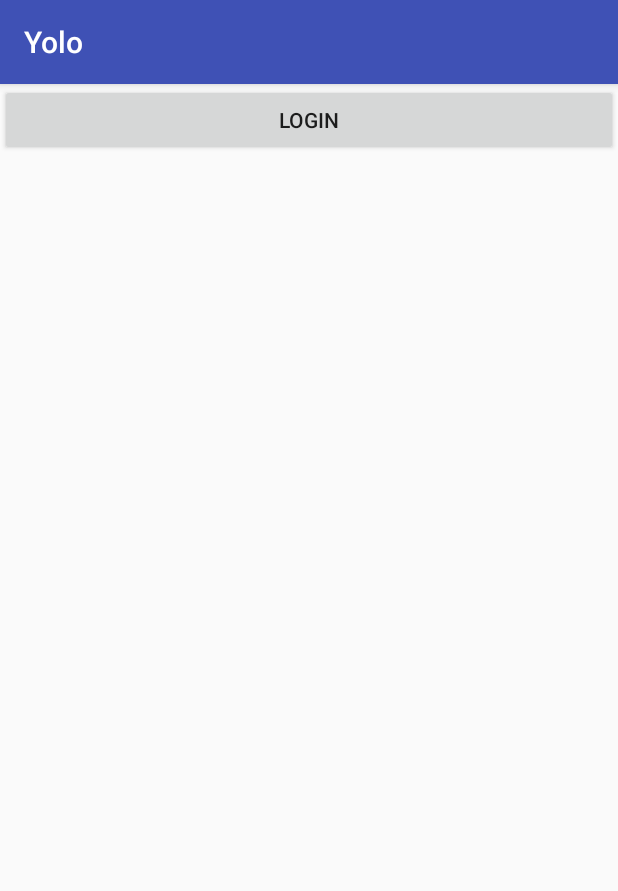
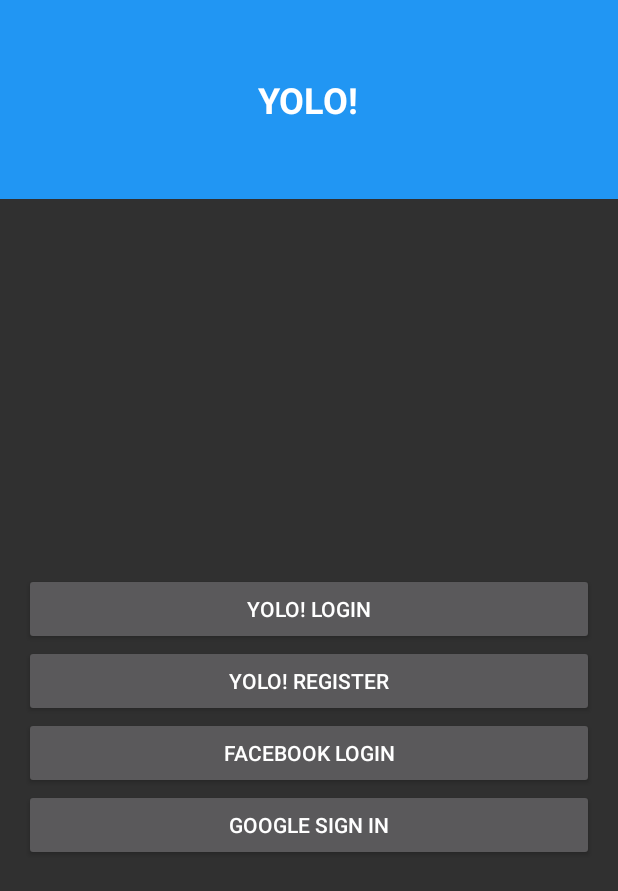
Before and after one commit to mljubevski/AndroidYolo, an Android app: the screen it shows after launch (LoginActivity), on a phone screen of 412 x 824 dp. Shown: the top 891 px of the screen. Run offline under Robolectric (Android 15) with nearby library versions, the phone set to English and light mode, and no system bars.

Commit message:
- added login fragment, and layout for phone and tablet 02/003

```diff
--- a/app/src/main/AndroidManifest.xml
+++ b/app/src/main/AndroidManifest.xml
@@ -8,7 +8,7 @@
         android:label="@string/app_name"
         android:roundIcon="@mipmap/ic_launcher_round"
         android:supportsRtl="true"
-        android:theme="@style/AppTheme"
+        android:theme="@style/Theme.AppCompat.NoActionBar"
         android:name=".infrastructure.YoloApplication">
 
         <activity android:name=".activities.MainActivity">
@@ -19,6 +19,7 @@
         </activity>
 
         <activity android:name=".activities.LoginActivity"/>
+        <activity android:name=".activities.LoginNarrowActivity"/>
 
     </application>
 
--- a/app/src/main/java/com/mljubevski/yolo/activities/LoginActivity.java
+++ b/app/src/main/java/com/mljubevski/yolo/activities/LoginActivity.java
@@ -11,19 +11,33 @@ import com.mljubevski.yolo.R;
  * Created by Milos on 12-Mar-17.
  */
 
-public class LoginActivity extends BaseActivity
+public class LoginActivity extends BaseActivity implements View.OnClickListener
 {
+    private View loginButton;
+
     @Override
     protected void onCreate(@Nullable Bundle savedInstanceState) {
         super.onCreate(savedInstanceState);
 
         setContentView(R.layout.activity_login);
+
+        loginButton = findViewById(R.id.activity_login_loginButton);
+
+        if(loginButton != null)
+        {
+            loginButton.setOnClickListener(this);
+        }
     }
 
-    public void doLogin(View view)
+    // OnClickListener implementation
+
+
+    @Override
+    public void onClick(View sender)
     {
-        application.getAuth().getUser().setLoggedIn(true);
-        startActivity(new Intent(this, MainActivity.class));
-        finish();
+        if(sender == loginButton)
+        {
+            startActivity(new Intent(this, LoginNarrowActivity.class));
+        }
     }
 }
--- /dev/null
+++ b/app/src/main/res/layout-sw600dp/activity_login.xml
@@ -0,0 +1,64 @@
+<?xml version="1.0" encoding="utf-8"?>
+<RelativeLayout
+    xmlns:android="http://schemas.android.com/apk/res/android"
+    xmlns:tools="http://schemas.android.com/tools"
+    android:layout_width="match_parent"
+    android:layout_height="match_parent">
+
+    <include
+        layout="@layout/include_login_header"
+        android:id="@id/include_login_header"/>
+
+    <LinearLayout
+        android:orientation="vertical"
+        android:layout_width="match_parent"
+        android:layout_height="match_parent"
+        android:layout_marginStart="100dp"
+        android:layout_marginEnd="100dp"
+        android:layout_below="@id/include_login_header"
+        android:gravity="center_vertical">
+
+        <FrameLayout
+            android:layout_width="match_parent"
+            android:layout_height="wrap_content">
+
+            <fragment
+                android:name="com.mljubevski.yolo.fragments.LoginFragment"
+                android:layout_width="match_parent"
+                android:layout_height="wrap_content"
+                tools:layout="@layout/fragment_login" />
+        </FrameLayout>
+
+
+        <Button
+            android:layout_width="match_parent"
+            android:layout_height="wrap_content"
+            android:text="YOLO! Register"
+            android:id="@id/activity_login_registerButton"
+            android:layout_marginTop="8dp"/>
+
+        <LinearLayout
+            android:layout_width="match_parent"
+            android:layout_height="wrap_content"
+            android:orientation="horizontal">
+
+            <Button
+                android:layout_width="match_parent"
+                android:layout_height="wrap_content"
+                android:layout_weight="1"
+                android:text="Facebook Login"
+                android:id="@id/activity_login_facebookButton"/>
+
+            <Button
+                android:layout_width="match_parent"
+                android:layout_height="wrap_content"
+                android:layout_weight="1"
+                android:text="Google Login"
+                android:id="@id/activity_login_googleButton"/>
+
+        </LinearLayout>
+
+
+    </LinearLayout>
+
+</RelativeLayout>
--- a/app/src/main/res/layout/activity_login.xml
+++ b/app/src/main/res/layout/activity_login.xml
@@ -2,15 +2,48 @@
 <RelativeLayout
     xmlns:android="http://schemas.android.com/apk/res/android"
     xmlns:tools="http://schemas.android.com/tools"
-    android:orientation="vertical"
     android:layout_width="match_parent"
     android:layout_height="match_parent"
     tools:context=".activities.LoginActivity">
 
-    <Button
+    <include
+        layout="@layout/include_login_header"
+        android:id="@+id/include_login_header"/>
+
+    <LinearLayout
         android:layout_width="match_parent"
-        android:layout_height="wrap_content"
-        android:text="Login"
-        android:onClick="doLogin"/>
+        android:layout_height="match_parent"
+        android:layout_below="@id/include_login_header"
+        android:gravity="center"
+        android:layout_marginStart="16dp"
+        android:layout_marginEnd="16dp"
+        android:orientation="vertical">
+
+        <Button
+            android:layout_width="match_parent"
+            android:layout_height="wrap_content"
+            android:text="Yolo! Login"
+            android:id="@+id/activity_login_loginButton"/>
+
+        <Button
+            android:layout_width="match_parent"
+            android:layout_height="wrap_content"
+            android:text="Yolo! Register"
+            android:id="@+id/activity_login_registerButton"/>
+
+        <Button
+            android:layout_width="match_parent"
+            android:layout_height="wrap_content"
+            android:text="Facebook Login"
+            android:id="@+id/activity_login_facebookButton"/>
+
+        <Button
+            android:layout_width="match_parent"
+            android:layout_height="wrap_content"
+            android:text="Google Sign in"
+            android:id="@+id/activity_login_googleButton"/>
+
+    </LinearLayout>
+
 
 </RelativeLayout>
--- /dev/null
+++ b/app/src/main/res/layout/include_login_header.xml
@@ -0,0 +1,19 @@
+<?xml version="1.0" encoding="utf-8"?>
+<FrameLayout
+    xmlns:android="http://schemas.android.com/apk/res/android"
+    android:layout_width="match_parent"
+    android:layout_height="wrap_content"
+    android:background="@color/primaryDark">
+
+    <TextView
+        android:layout_width="wrap_content"
+        android:layout_height="wrap_content"
+        android:text="YOLO!"
+        android:textStyle="bold"
+        android:textSize="24sp"
+        android:paddingTop="50dp"
+        android:paddingBottom="50dp"
+        android:layout_gravity="center_horizontal"
+        android:textColor="#ffffff"/>
+
+</FrameLayout>
--- a/app/src/main/res/values/colors.xml
+++ b/app/src/main/res/values/colors.xml
@@ -1,6 +1,5 @@
 <?xml version="1.0" encoding="utf-8"?>
 <resources>
-    <color name="colorPrimary">#3F51B5</color>
-    <color name="colorPrimaryDark">#303F9F</color>
-    <color name="colorAccent">#FF4081</color>
+    <color name="primaryDark">#2196f3</color>
+    <color name="primaryDarker">#3f51b5</color>
 </resources>
--- a/app/src/main/res/values/styles.xml
+++ b/app/src/main/res/values/styles.xml
@@ -3,9 +3,8 @@
     <!-- Base application theme. -->
     <style name="AppTheme" parent="Theme.AppCompat.Light.DarkActionBar">
         <!-- Customize your theme here. -->
-        <item name="colorPrimary">@color/colorPrimary</item>
-        <item name="colorPrimaryDark">@color/colorPrimaryDark</item>
-        <item name="colorAccent">@color/colorAccent</item>
+        <item name="colorPrimary">@color/primaryDark</item>
+
     </style>
 
 </resources>
```
Also changed, not shown: app/src/main/java/com/mljubevski/yolo/activities/LoginNarrowActivity.java (added, +20 -0 lines), app/src/main/java/com/mljubevski/yolo/fragments/BaseFragment.java (added, +23 -0 lines), app/src/main/java/com/mljubevski/yolo/fragments/LoginFragment.java (added, +30 -0 lines), app/src/main/res/layout/activity_login_narrow.xml (added, +28 -0 lines), app/src/main/res/layout/fragment_login.xml (added, +32 -0 lines).
